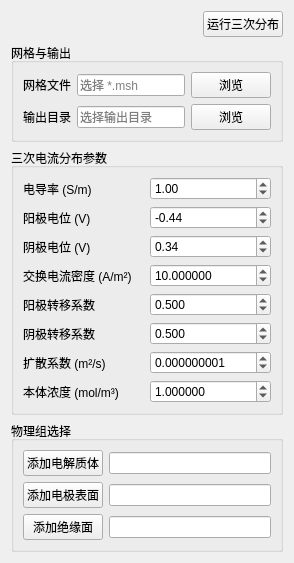
First picture: the form in plugins/Base_PhysicalField/TertiaryCurrentDistributionWidget.ui, repository asd977/base_cae, before the edit.
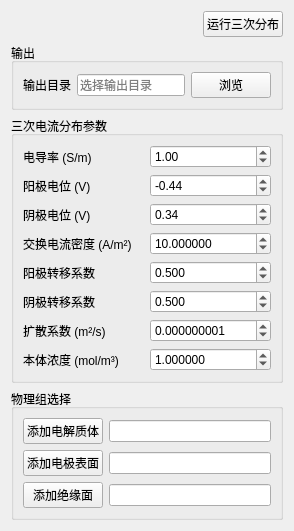
Second picture: the form after the edit.

Commit message: Streamline current distribution setup without mesh input

```diff
--- a/plugins/Base_PhysicalField/TertiaryCurrentDistributionWidget.ui
+++ b/plugins/Base_PhysicalField/TertiaryCurrentDistributionWidget.ui
@@ -33,45 +33,24 @@
    <item>
     <widget class="QGroupBox" name="meshGroupBox">
      <property name="title">
-      <string>网格与输出</string>
+      <string>输出</string>
      </property>
      <layout class="QGridLayout" name="meshLayout">
       <item row="0" column="0">
-       <widget class="QLabel" name="meshLabel">
-        <property name="text">
-         <string>网格文件</string>
-        </property>
-       </widget>
-      </item>
-      <item row="0" column="1">
-       <widget class="QLineEdit" name="meshPathLineEdit">
-        <property name="placeholderText">
-         <string>选择 *.msh</string>
-        </property>
-       </widget>
-      </item>
-      <item row="0" column="2">
-       <widget class="QPushButton" name="meshBrowsePushButton">
-        <property name="text">
-         <string>浏览</string>
-        </property>
-       </widget>
-      </item>
-      <item row="1" column="0">
        <widget class="QLabel" name="outputLabel">
         <property name="text">
          <string>输出目录</string>
         </property>
        </widget>
       </item>
-      <item row="1" column="1">
+      <item row="0" column="1">
        <widget class="QLineEdit" name="outputDirLineEdit">
         <property name="placeholderText">
          <string>选择输出目录</string>
         </property>
        </widget>
       </item>
-      <item row="1" column="2">
+      <item row="0" column="2">
        <widget class="QPushButton" name="outputBrowsePushButton">
         <property name="text">
          <string>浏览</string>
```
The commit also changes 12 other files.
